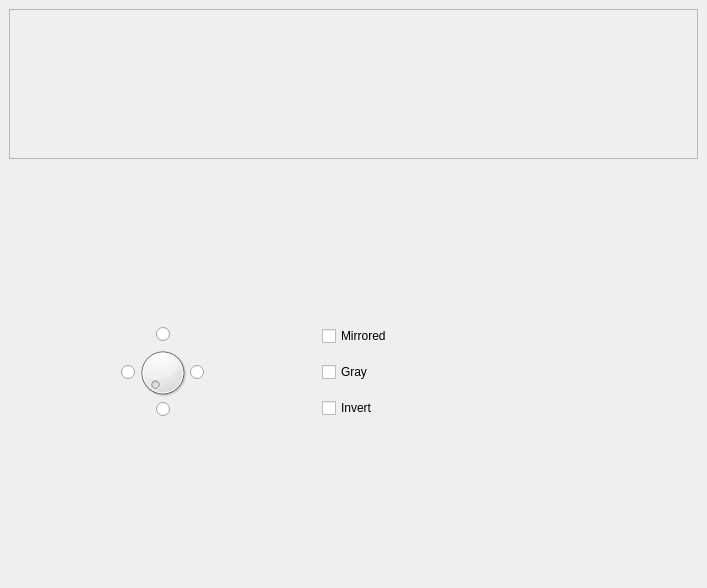
Qt form surface.ui (vkohaupt/vokocamera) before a commit.
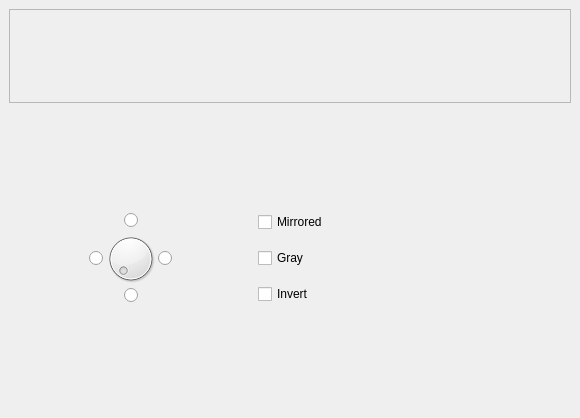
The same form after that commit.

What changed in the file:
```diff
--- a/surface.ui
+++ b/surface.ui
@@ -6,8 +6,8 @@
    <rect>
     <x>0</x>
     <y>0</y>
-    <width>707</width>
-    <height>588</height>
+    <width>580</width>
+    <height>418</height>
    </rect>
   </property>
   <property name="windowTitle">
@@ -30,8 +30,8 @@
           <rect>
            <x>0</x>
            <y>0</y>
-           <width>685</width>
-           <height>140</height>
+           <width>558</width>
+           <height>83</height>
           </rect>
          </property>
          <layout class="QVBoxLayout" name="verticalLayout_2">
```
